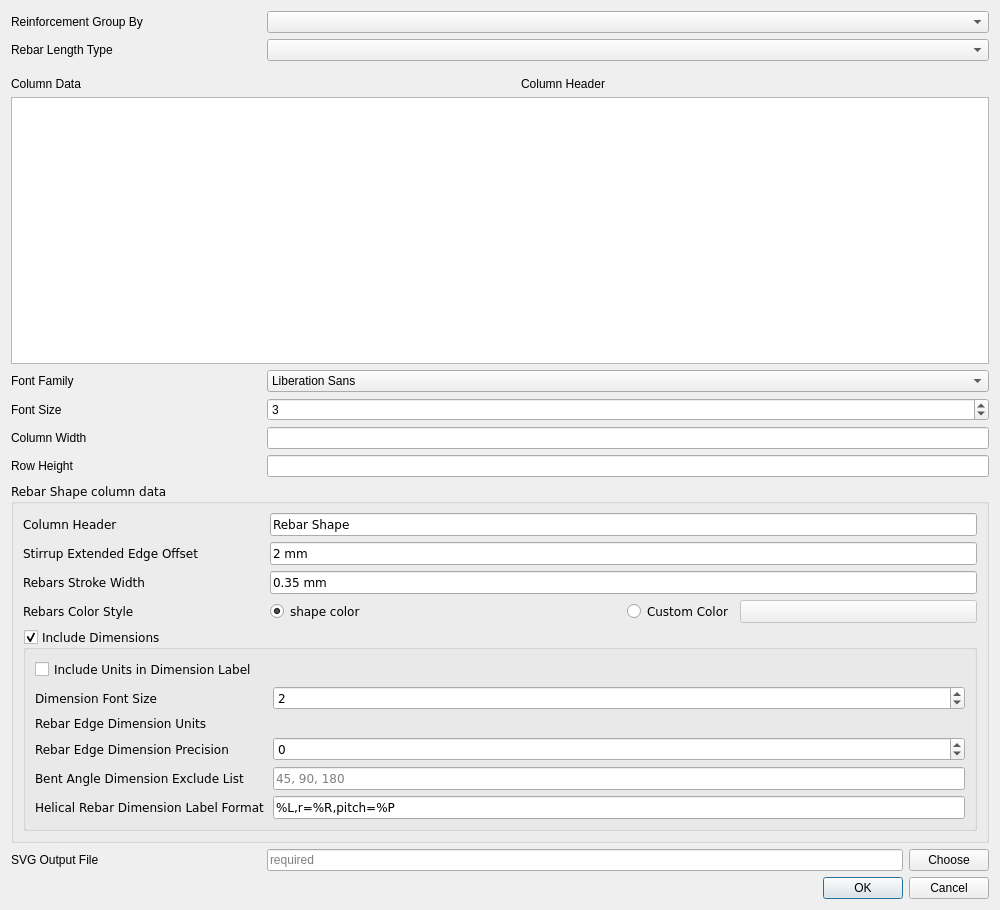
The window that BarBendingSchedule/MainBarBendingSchedule.ui (amrit3701/FreeCAD-Reinforcement) describes before a commit, drawn with Qt 5.
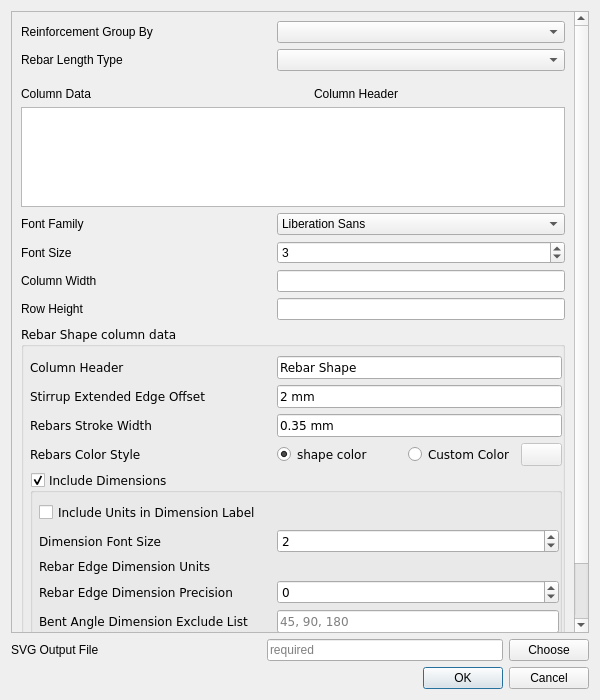
The same window after the commit. Custom widgets are drawn as their Qt base class.

Commit message:
Add BBS ui elements to scroll area
Otherwise dialog size may not fit in window
And minor improvements like correct tab order,
set spacing in ui, etc. in BBS and BOM ui

Diff of the .ui file:
```diff
--- a/BarBendingSchedule/MainBarBendingSchedule.ui
+++ b/BarBendingSchedule/MainBarBendingSchedule.ui
@@ -6,25 +6,34 @@
    <rect>
     <x>0</x>
     <y>0</y>
-    <width>1000</width>
-    <height>910</height>
-   </rect>
-  </property>
-  <property name="sizePolicy">
-   <sizepolicy hsizetype="Preferred" vsizetype="Preferred">
-    <horstretch>0</horstretch>
-    <verstretch>0</verstretch>
-   </sizepolicy>
-  </property>
-  <property name="minimumSize">
-   <size>
     <width>600</width>
-    <height>0</height>
-   </size>
+    <height>700</height>
+   </rect>
+  </property>
+  <property name="sizePolicy">
+   <sizepolicy hsizetype="Preferred" vsizetype="Preferred">
+    <horstretch>0</horstretch>
+    <verstretch>0</verstretch>
+   </sizepolicy>
   </property>
   <property name="windowTitle">
    <string>BillOfMaterial</string>
   </property>
+  <layout class="QVBoxLayout" name="verticalLayout_4">
+   <item>
+    <widget class="QScrollArea" name="scrollArea">
+     <property name="widgetResizable">
+      <bool>true</bool>
+     </property>
+     <widget class="QWidget" name="scrollAreaWidgetContents">
+      <property name="geometry">
+       <rect>
+        <x>0</x>
+        <y>-115</y>
+        <width>566</width>
+        <height>732</height>
+       </rect>
+      </property>
   <layout class="QVBoxLayout" name="verticalLayout">
    <item>
     <layout class="QHBoxLayout" name="horizontalLayout_7">
@@ -158,12 +167,21 @@
    </item>
    <item>
     <widget class="QListWidget" name="columnHeaderListWidget">
+         <property name="minimumSize">
+          <size>
+           <width>0</width>
+           <height>100</height>
+          </size>
+         </property>
      <property name="toolTip">
       <string>&lt;html&gt;&lt;head/&gt;&lt;body&gt;&lt;p&gt;You can set sequence of column by dragging and dropping items in list&lt;/p&gt;&lt;/body&gt;&lt;/html&gt;</string>
      </property>
      <property name="dragDropMode">
       <enum>QAbstractItemView::InternalMove</enum>
      </property>
+         <property name="spacing">
+          <number>1</number>
+         </property>
     </widget>
    </item>
    <item>
@@ -321,6 +339,12 @@
       <string>Rebar Shape column data</string>
      </property>
      <layout class="QVBoxLayout" name="verticalLayout_3">
+          <property name="leftMargin">
+           <number>6</number>
+          </property>
+          <property name="rightMargin">
+           <number>0</number>
+          </property>
       <item>
        <layout class="QHBoxLayout" name="horizontalLayout_5">
         <item>
@@ -529,6 +553,12 @@
          <bool>true</bool>
         </property>
         <layout class="QVBoxLayout" name="verticalLayout_2">
+             <property name="leftMargin">
+              <number>6</number>
+             </property>
+             <property name="rightMargin">
+              <number>0</number>
+             </property>
          <item>
           <widget class="Gui::PrefCheckBox" name="includeUnitsInDimensionLabel">
            <property name="toolTip">
@@ -697,6 +727,10 @@
      </layout>
     </widget>
    </item>
+      </layout>
+     </widget>
+    </widget>
+   </item>
    <item>
     <layout class="QHBoxLayout" name="horizontalLayout_20">
      <item>
@@ -739,8 +773,6 @@
     </layout>
    </item>
    <item>
-    <layout class="QHBoxLayout" name="horizontalLayout_6">
-     <item>
       <widget class="QDialogButtonBox" name="buttonBox">
        <property name="orientation">
         <enum>Qt::Horizontal</enum>
@@ -751,10 +783,23 @@
       </widget>
      </item>
     </layout>
-   </item>
-  </layout>
  </widget>
  <customwidgets>
+  <customwidget>
+   <class>Gui::PrefCheckBox</class>
+   <extends>QCheckBox</extends>
+   <header>Gui/PrefWidgets.h</header>
+  </customwidget>
+  <customwidget>
+   <class>Gui::PrefComboBox</class>
+   <extends>QComboBox</extends>
+   <header>Gui/PrefWidgets.h</header>
+  </customwidget>
+  <customwidget>
+   <class>Gui::PrefLineEdit</class>
+   <extends>QLineEdit</extends>
+   <header>Gui/PrefWidgets.h</header>
+  </customwidget>
   <customwidget>
    <class>Gui::InputField</class>
    <extends>QLineEdit</extends>
@@ -780,21 +825,6 @@
    <extends>QRadioButton</extends>
    <header>Gui/PrefWidgets.h</header>
   </customwidget>
-  <customwidget>
-   <class>Gui::PrefCheckBox</class>
-   <extends>QCheckBox</extends>
-   <header>Gui/PrefWidgets.h</header>
-  </customwidget>
-  <customwidget>
-   <class>Gui::PrefComboBox</class>
-   <extends>QComboBox</extends>
-   <header>Gui/PrefWidgets.h</header>
-  </customwidget>
-  <customwidget>
-   <class>Gui::PrefLineEdit</class>
-   <extends>QLineEdit</extends>
-   <header>Gui/PrefWidgets.h</header>
-  </customwidget>
  </customwidgets>
  <tabstops>
   <tabstop>reinforcementGroupBy</tabstop>
```
Left out of the diff: 19 changed lines with no effect on the pictures. Lines whose indentation alone changed are shown as unchanged. The commit also changes 1 other file.
